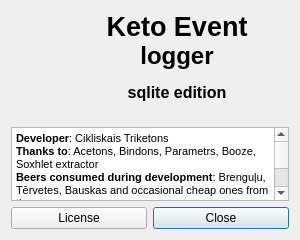
Before: the Qt Designer form trunk/gui_about.ui in FrankMamuda/ketoevent, drawn with Qt 5.
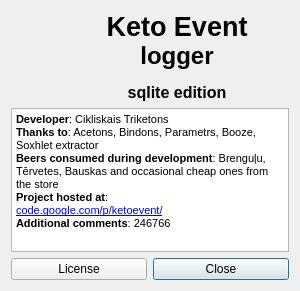
After: the same form once the commit is applied. Icons and pictures are not drawn.

Patch:
```diff
--- a/trunk/gui_about.ui
+++ b/trunk/gui_about.ui
@@ -7,7 +7,7 @@
     <x>0</x>
     <y>0</y>
     <width>300</width>
-    <height>240</height>
+    <height>291</height>
    </rect>
   </property>
   <property name="minimumSize">
@@ -42,12 +42,11 @@
 &lt;/style&gt;&lt;/head&gt;&lt;body style=&quot; font-family:'MS Shell Dlg 2'; font-size:16pt; font-weight:600; font-style:normal;&quot;&gt;
 &lt;p align=&quot;center&quot; style=&quot; margin-top:0px; margin-bottom:0px; margin-left:0px; margin-right:0px; -qt-block-indent:0; text-indent:0px;&quot;&gt;&lt;span style=&quot; font-size:20pt;&quot;&gt;Keto Event&lt;/span&gt;&lt;/p&gt;
 &lt;p align=&quot;center&quot; style=&quot; margin-top:0px; margin-bottom:0px; margin-left:0px; margin-right:0px; -qt-block-indent:0; text-indent:0px;&quot;&gt;&lt;span style=&quot; font-size:18pt;&quot;&gt;logger&lt;/span&gt;&lt;/p&gt;
-&lt;p align=&quot;center&quot; style=&quot;-qt-paragraph-type:empty; margin-top:0px; margin-bottom:0px; margin-left:0px; margin-right:0px; -qt-block-indent:0; text-indent:0px; font-size:8pt;&quot;&gt;&lt;/p&gt;
-&lt;p align=&quot;center&quot; style=&quot; margin-top:0px; margin-bottom:0px; margin-left:0px; margin-right:0px; -qt-block-indent:0; text-indent:0px;&quot;&gt;&lt;span style=&quot; font-size:12pt;&quot;&gt;sqlite edition&lt;/span&gt;&lt;/p&gt;
-&lt;p align=&quot;center&quot; style=&quot;-qt-paragraph-type:empty; margin-top:0px; margin-bottom:0px; margin-left:0px; margin-right:0px; -qt-block-indent:0; text-indent:0px; font-size:12pt;&quot;&gt;&lt;/p&gt;&lt;/body&gt;&lt;/html&gt;</string>
+&lt;p align=&quot;center&quot; style=&quot;-qt-paragraph-type:empty; margin-top:0px; margin-bottom:0px; margin-left:0px; margin-right:0px; -qt-block-indent:0; text-indent:0px; font-size:8pt;&quot;&gt;&lt;br /&gt;&lt;/p&gt;
+&lt;p align=&quot;center&quot; style=&quot; margin-top:0px; margin-bottom:0px; margin-left:0px; margin-right:0px; -qt-block-indent:0; text-indent:0px;&quot;&gt;&lt;span style=&quot; font-size:12pt;&quot;&gt;sqlite edition&lt;/span&gt;&lt;/p&gt;&lt;/body&gt;&lt;/html&gt;</string>
        </property>
        <property name="alignment">
-        <set>Qt::AlignCenter</set>
+        <set>Qt::AlignBottom|Qt::AlignHCenter</set>
        </property>
       </widget>
      </item>
@@ -99,13 +98,13 @@
       <string>&lt;!DOCTYPE HTML PUBLIC &quot;-//W3C//DTD HTML 4.0//EN&quot; &quot;http://www.w3.org/TR/REC-html40/strict.dtd&quot;&gt;
 &lt;html&gt;&lt;head&gt;&lt;meta name=&quot;qrichtext&quot; content=&quot;1&quot; /&gt;&lt;style type=&quot;text/css&quot;&gt;
 p, li { white-space: pre-wrap; }
-&lt;/style&gt;&lt;/head&gt;&lt;body style=&quot; font-family:'DejaVu Sans'; font-size:9pt; font-weight:400; font-style:normal;&quot;&gt;
-&lt;p style=&quot; margin-top:0px; margin-bottom:0px; margin-left:0px; margin-right:0px; -qt-block-indent:0; text-indent:0px;&quot;&gt;&lt;span style=&quot; font-family:'MS Shell Dlg 2'; font-size:8pt; font-weight:600;&quot;&gt;Developer&lt;/span&gt;&lt;span style=&quot; font-family:'MS Shell Dlg 2'; font-size:8pt;&quot;&gt;: Cikliskais Triketons&lt;/span&gt;&lt;/p&gt;
-&lt;p style=&quot; margin-top:0px; margin-bottom:0px; margin-left:0px; margin-right:0px; -qt-block-indent:0; text-indent:0px;&quot;&gt;&lt;span style=&quot; font-family:'MS Shell Dlg 2'; font-size:8pt; font-weight:600;&quot;&gt;Thanks to&lt;/span&gt;&lt;span style=&quot; font-family:'MS Shell Dlg 2'; font-size:8pt;&quot;&gt;: Acetons, Bindons, Parametrs, Booze, Soxhlet extractor&lt;/span&gt;&lt;/p&gt;
-&lt;p style=&quot; margin-top:0px; margin-bottom:0px; margin-left:0px; margin-right:0px; -qt-block-indent:0; text-indent:0px;&quot;&gt;&lt;span style=&quot; font-family:'MS Shell Dlg 2'; font-size:8pt; font-weight:600;&quot;&gt;Beers consumed during development&lt;/span&gt;&lt;span style=&quot; font-family:'MS Shell Dlg 2'; font-size:8pt;&quot;&gt;: Brenguļu, Tērvetes, Bauskas and occasional cheap ones from the store&lt;/span&gt;&lt;/p&gt;
-&lt;p style=&quot; margin-top:0px; margin-bottom:0px; margin-left:0px; margin-right:0px; -qt-block-indent:0; text-indent:0px;&quot;&gt;&lt;span style=&quot; font-family:'MS Shell Dlg 2'; font-size:8pt; font-weight:600;&quot;&gt;Project hosted at&lt;/span&gt;&lt;span style=&quot; font-family:'MS Shell Dlg 2'; font-size:8pt;&quot;&gt;:&lt;/span&gt;&lt;/p&gt;
-&lt;p style=&quot; margin-top:0px; margin-bottom:0px; margin-left:0px; margin-right:0px; -qt-block-indent:0; text-indent:0px;&quot;&gt;&lt;a href=&quot;http://code.google.com/p/ketoevent/&quot;&gt;&lt;span style=&quot; font-family:'MS Shell Dlg 2'; font-size:8pt; text-decoration: underline; color:#0000ff;&quot;&gt;code.google.com/p/ketoevent/&lt;/span&gt;&lt;/a&gt;&lt;/p&gt;
-&lt;p style=&quot; margin-top:0px; margin-bottom:0px; margin-left:0px; margin-right:0px; -qt-block-indent:0; text-indent:0px;&quot;&gt;&lt;span style=&quot; font-family:'MS Shell Dlg 2'; font-size:8pt; font-weight:600;&quot;&gt;Additional comments&lt;/span&gt;&lt;span style=&quot; font-family:'MS Shell Dlg 2'; font-size:8pt;&quot;&gt;: 246766&lt;/span&gt;&lt;/p&gt;&lt;/body&gt;&lt;/html&gt;</string>
+&lt;/style&gt;&lt;/head&gt;&lt;body style=&quot; font-family:'MS Shell Dlg 2'; font-size:8.25pt; font-weight:400; font-style:normal;&quot;&gt;
+&lt;p style=&quot; margin-top:0px; margin-bottom:0px; margin-left:0px; margin-right:0px; -qt-block-indent:0; text-indent:0px;&quot;&gt;&lt;span style=&quot; font-size:8pt; font-weight:600;&quot;&gt;Developer&lt;/span&gt;&lt;span style=&quot; font-size:8pt;&quot;&gt;: Cikliskais Triketons&lt;/span&gt;&lt;/p&gt;
+&lt;p style=&quot; margin-top:0px; margin-bottom:0px; margin-left:0px; margin-right:0px; -qt-block-indent:0; text-indent:0px;&quot;&gt;&lt;span style=&quot; font-size:8pt; font-weight:600;&quot;&gt;Thanks to&lt;/span&gt;&lt;span style=&quot; font-size:8pt;&quot;&gt;: Acetons, Bindons, Parametrs, Booze, Soxhlet extractor&lt;/span&gt;&lt;/p&gt;
+&lt;p style=&quot; margin-top:0px; margin-bottom:0px; margin-left:0px; margin-right:0px; -qt-block-indent:0; text-indent:0px;&quot;&gt;&lt;span style=&quot; font-size:8pt; font-weight:600;&quot;&gt;Beers consumed during development&lt;/span&gt;&lt;span style=&quot; font-size:8pt;&quot;&gt;: Brenguļu, Tērvetes, Bauskas and occasional cheap ones from the store&lt;/span&gt;&lt;/p&gt;
+&lt;p style=&quot; margin-top:0px; margin-bottom:0px; margin-left:0px; margin-right:0px; -qt-block-indent:0; text-indent:0px;&quot;&gt;&lt;span style=&quot; font-size:8pt; font-weight:600;&quot;&gt;Project hosted at&lt;/span&gt;&lt;span style=&quot; font-size:8pt;&quot;&gt;:&lt;/span&gt;&lt;/p&gt;
+&lt;p style=&quot; margin-top:0px; margin-bottom:0px; margin-left:0px; margin-right:0px; -qt-block-indent:0; text-indent:0px;&quot;&gt;&lt;a href=&quot;http://code.google.com/p/ketoevent/&quot;&gt;&lt;span style=&quot; font-size:8pt; text-decoration: underline; color:#0000ff;&quot;&gt;code.google.com/p/ketoevent/&lt;/span&gt;&lt;/a&gt;&lt;/p&gt;
+&lt;p style=&quot; margin-top:0px; margin-bottom:0px; margin-left:0px; margin-right:0px; -qt-block-indent:0; text-indent:0px;&quot;&gt;&lt;span style=&quot; font-size:8pt; font-weight:600;&quot;&gt;Additional comments&lt;/span&gt;&lt;span style=&quot; font-size:8pt;&quot;&gt;: 246766&lt;/span&gt;&lt;/p&gt;&lt;/body&gt;&lt;/html&gt;</string>
      </property>
     </widget>
    </item>
```
